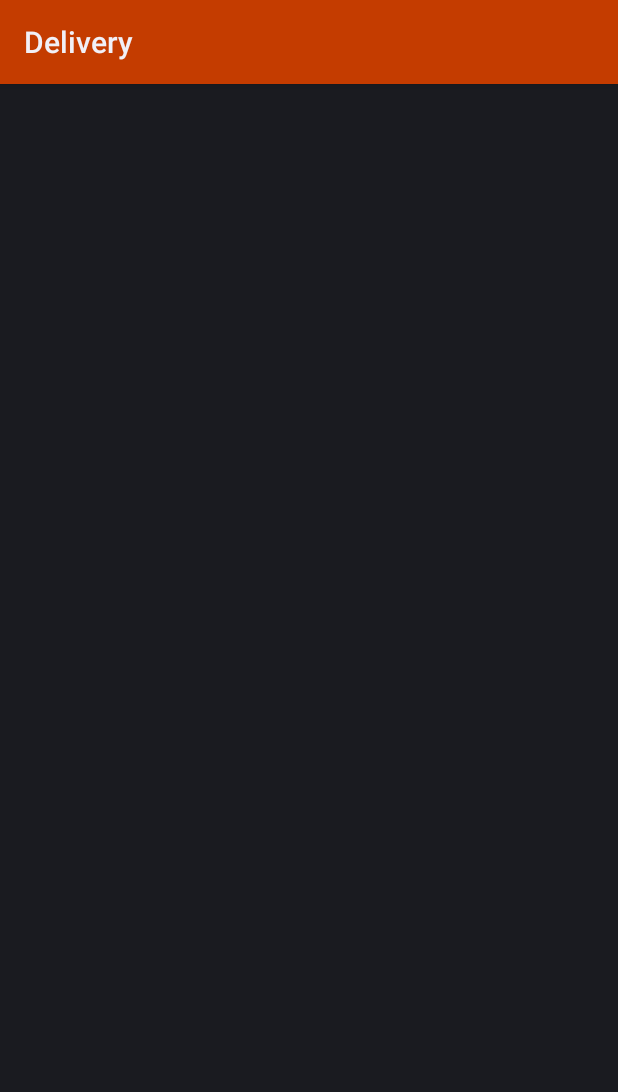
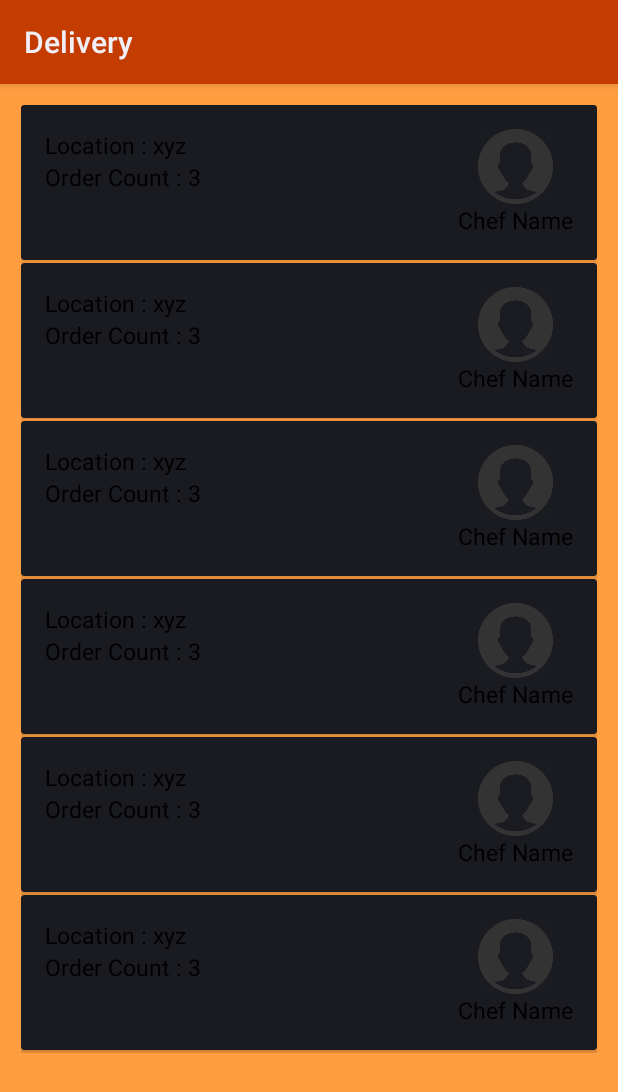
Before and after one commit to yousuf094448/Android, an Android app: the PickUpActivity screen opened directly, with no data from a screen before it, on a phone screen of 412 x 824 dp. Shown: the top 1092 px of the screen. Run offline under Robolectric (Android 15) with nearby library versions, the phone set to English and light mode, and no system bars.

Commit message:
Added pick up list item

```diff
--- a/app/src/main/java/com/chef/app/demo/PickUpActivity.java
+++ b/app/src/main/java/com/chef/app/demo/PickUpActivity.java
@@ -3,6 +3,7 @@ package com.chef.app.demo;
 import android.app.Activity;
 import android.support.v7.app.AppCompatActivity;
 import android.os.Bundle;
+import android.support.v7.widget.CardView;
 
 public class PickUpActivity extends Activity {
 
--- a/app/src/main/res/layout/activity_pick_up.xml
+++ b/app/src/main/res/layout/activity_pick_up.xml
@@ -1,8 +1,51 @@
 <?xml version="1.0" encoding="utf-8"?>
-<LinearLayout xmlns:android="http://schemas.android.com/apk/res/android"
+<ScrollView xmlns:android="http://schemas.android.com/apk/res/android"
     xmlns:tools="http://schemas.android.com/tools"
     android:layout_width="match_parent"
     android:layout_height="match_parent"
+    android:background="@color/colorAccent"
     tools:context=".PickUpActivity">
 
-</LinearLayout>
+    <GridLayout
+        android:layout_width="match_parent"
+        android:layout_height="0dp"
+        android:layout_weight="8"
+        android:alignmentMode="alignMargins"
+        android:columnCount="1"
+        android:columnOrderPreserved="false"
+        android:rowOrderPreserved="false"
+        android:padding="14dp"
+        android:rowCount="2">
+
+        <include
+            android:layout_width="fill_parent"
+            android:layout_height="wrap_content"
+            android:layout_marginBottom="2dp"
+            layout="@layout/pick_up_list_item"/>
+        <include
+            android:layout_width="fill_parent"
+            android:layout_height="wrap_content"
+            android:layout_marginBottom="2dp"
+            layout="@layout/pick_up_list_item"/>
+        <include
+            android:layout_width="fill_parent"
+            android:layout_height="wrap_content"
+            android:layout_marginBottom="2dp"
+            layout="@layout/pick_up_list_item"/>
+        <include
+            android:layout_width="fill_parent"
+            android:layout_height="wrap_content"
+            android:layout_marginBottom="2dp"
+            layout="@layout/pick_up_list_item"/>
+        <include
+            android:layout_width="fill_parent"
+            android:layout_height="wrap_content"
+            android:layout_marginBottom="2dp"
+            layout="@layout/pick_up_list_item"/>
+        <include
+            android:layout_width="fill_parent"
+            android:layout_height="wrap_content"
+            android:layout_marginBottom="2dp"
+            layout="@layout/pick_up_list_item"/>
+    </GridLayout>
+</ScrollView>
--- /dev/null
+++ b/app/src/main/res/layout/pick_up_list_item.xml
@@ -0,0 +1,53 @@
+<?xml version="1.0" encoding="utf-8"?>
+<android.support.v7.widget.CardView xmlns:android="http://schemas.android.com/apk/res/android"
+    android:layout_width="match_parent"
+    android:layout_height="wrap_content"
+    android:layout_columnWeight="1"
+    android:layout_marginBottom="1dp"
+    android:layout_marginLeft=".5dp"
+    android:layout_marginRight=".5dp"
+    android:layout_rowWeight="1"
+    cardCornerRadius="2dp"
+    cardElevation="8dp">
+
+    <LinearLayout
+        android:layout_width="wrap_content"
+        android:layout_height="wrap_content"
+        android:layout_margin="16dp"
+        android:layout_gravity="end"
+        android:orientation="vertical">
+
+        <ImageView
+            android:layout_width="50dp"
+            android:layout_height="50dp"
+            android:layout_gravity="center"
+            android:src="@drawable/default_profile_pic"/>
+        <TextView
+            android:layout_width="wrap_content"
+            android:layout_height="wrap_content"
+            android:text="Chef Name"
+            android:textColor="@android:color/black"
+            android:textSize="15sp"/>
+    </LinearLayout>
+    <LinearLayout
+        android:layout_width="wrap_content"
+        android:layout_height="wrap_content"
+        android:layout_margin="16dp"
+        android:layout_gravity="start"
+        android:orientation="vertical">
+        <TextView
+            android:layout_width="wrap_content"
+            android:layout_height="wrap_content"
+            android:text="Location : xyz"
+            android:textColor="@android:color/black"
+            android:textSize="15sp"/>
+
+        <TextView
+            android:layout_width="wrap_content"
+            android:layout_height="wrap_content"
+            android:text="Order Count : 3"
+            android:textColor="@android:color/black"
+            android:textSize="15sp" />
+    </LinearLayout>
+
+</android.support.v7.widget.CardView>
```
